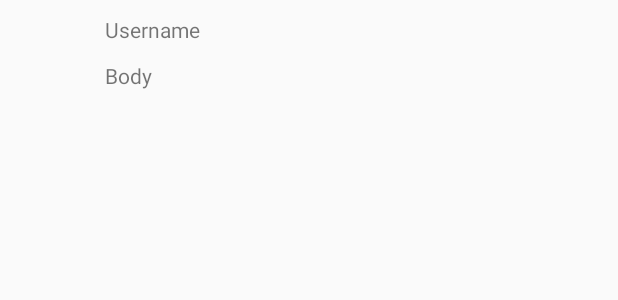
After one commit to maprice/TweetTweet, an Android app: the layout item_tweet.xml on its own in the app's theme, with its tools: preview values and no code run, on a phone screen of 412 x 824 dp. The commit adds this screen. Shown: the top 300 px of the screen. Run offline under Robolectric (Android 15) with nearby library versions, the phone set to English and light mode, and no system bars.

Commit message:
Basic twitter recyclerview implementation

```diff
--- a/TweetTweet/app/build.gradle
+++ b/TweetTweet/app/build.gradle
@@ -28,7 +28,7 @@ repositories {
 
 dependencies {
     compile fileTree(dir: 'libs', include: '*.jar')
-    compile 'com.android.support:appcompat-v7:23.0.0'
+    compile 'com.android.support:appcompat-v7:23.1.1'
     // Picasso for remote image loading
     compile 'com.squareup.picasso:picasso:2.5.2'
     // Android Async Http for sending async network requests
@@ -36,4 +36,5 @@ dependencies {
     // ActiveAndroid for simple persistence with an ORM
     compile 'com.michaelpardo:activeandroid:3.1.0-SNAPSHOT'
     compile 'com.jakewharton:butterknife:7.0.1'
+    compile 'com.android.support:recyclerview-v7:23.1.1'
 }
--- a/TweetTweet/app/src/main/res/layout/activity_timeline.xml
+++ b/TweetTweet/app/src/main/res/layout/activity_timeline.xml
@@ -4,7 +4,7 @@
     android:layout_height="match_parent"
     tools:context="com.codepath.apps.restclienttemplate.TimelineActivity">
 
-    <ListView
+    <android.support.v7.widget.RecyclerView
         android:layout_width="wrap_content"
         android:layout_height="wrap_content"
         android:id="@+id/lvTweets"
--- /dev/null
+++ b/TweetTweet/app/src/main/res/layout/item_tweet.xml
@@ -0,0 +1,33 @@
+<?xml version="1.0" encoding="utf-8"?>
+<RelativeLayout xmlns:android="http://schemas.android.com/apk/res/android"
+    android:orientation="vertical" android:layout_width="match_parent"
+    android:layout_height="match_parent"
+    android:padding="10dp">
+
+    <ImageView
+        android:layout_width="50dp"
+        android:layout_height="50dp"
+        android:id="@+id/ivProfileImage"
+        android:layout_alignParentTop="true"
+        android:layout_alignParentLeft="true"
+        android:layout_alignParentStart="true"
+        android:layout_marginRight="10dp"/>
+
+    <TextView
+        android:layout_width="wrap_content"
+        android:layout_height="wrap_content"
+        android:text="Username"
+        android:id="@+id/tvUsername"
+        android:layout_alignParentTop="true"
+        android:layout_toRightOf="@+id/ivProfileImage"
+        android:layout_toEndOf="@+id/ivProfileImage" />
+
+    <TextView
+        android:layout_width="wrap_content"
+        android:layout_height="wrap_content"
+        android:text="Body"
+        android:id="@+id/tvBody"
+        android:layout_toRightOf="@+id/ivProfileImage"
+        android:layout_alignBottom="@+id/ivProfileImage" />
+
+</RelativeLayout>
```
Also changed, not shown: TweetTweet/app/src/main/java/com/codepath/apps/restclienttemplate/TimelineActivity.java (+11 -3 lines), TweetTweet/app/src/main/java/com/codepath/apps/restclienttemplate/TweetArrayAdapter.java (+59 -6 lines), TweetTweet/app/src/main/java/com/codepath/apps/restclienttemplate/models/Tweet.java (+11 -8 lines), TweetTweet/app/src/main/java/com/codepath/apps/restclienttemplate/models/User.java (+6 -6 lines).
